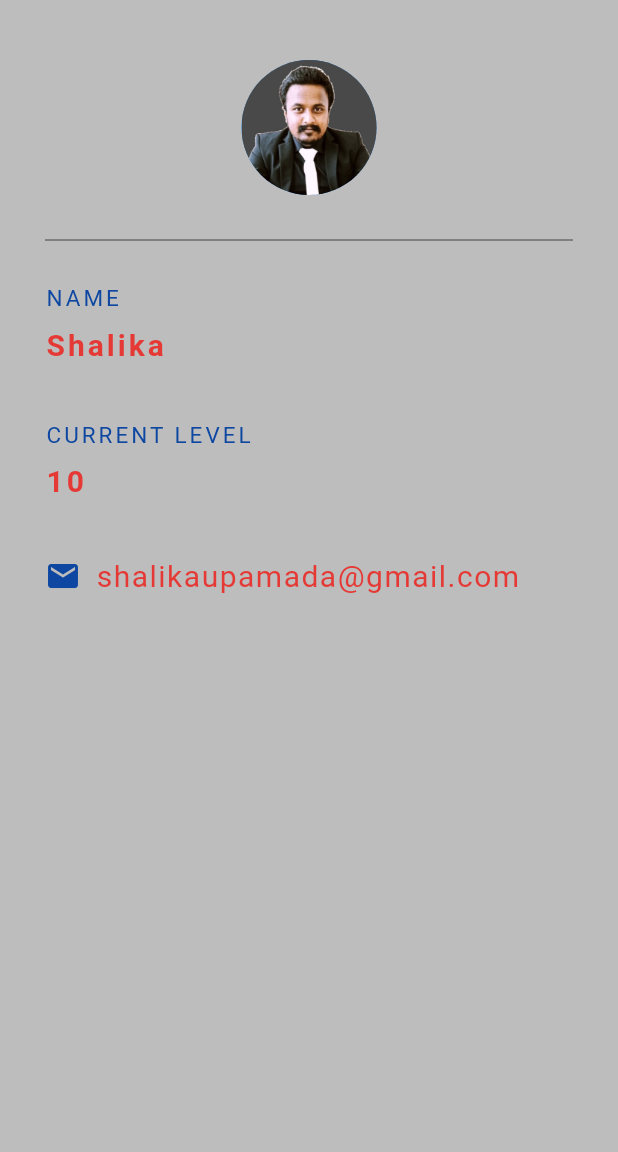
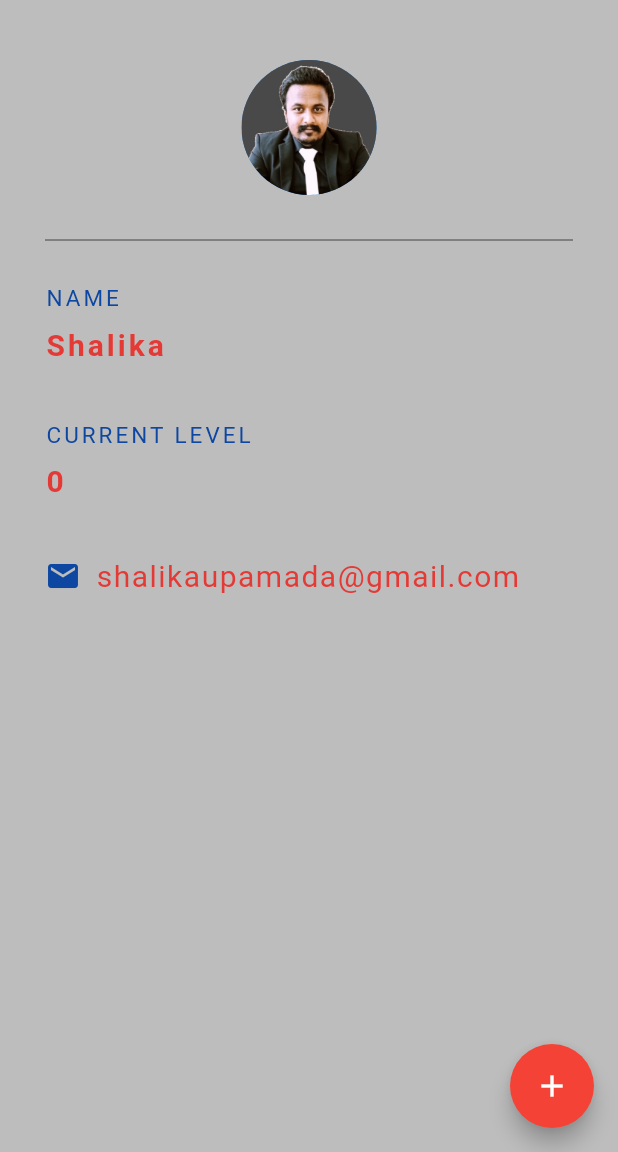
Before and after one commit to Shalika001/My_ID, a Flutter app: the screen it shows after launch, on a phone screen of 412 x 824 dp, the part 84-1236 px from its top. Run offline on Flutter 3.47's test engine with Material 2 defaults, Android fonts, the phone set to English and light mode, and no system bars.

Commit message:
create stateful widget = update counter level

```diff
--- a/lib/main.dart
+++ b/lib/main.dart
@@ -1,6 +1,6 @@
 import 'package:flutter/material.dart';
 
-void main() => runApp(MaterialApp(
+void main() => runApp(const MaterialApp(
   home: MyCard(),
 ));
 
@@ -12,22 +12,36 @@ class MyCard extends StatefulWidget {
 }
 
 class _MyCardState extends State<MyCard> {
+
+  int currentLevel = 0;
+
   @override
   Widget build(BuildContext context) {
     return Scaffold(
       backgroundColor: Colors.grey[400],
       appBar: AppBar(
-        title: Text('My Id Card'),
+        title: const Text('My Id Card'),
         centerTitle: true,
         backgroundColor: Colors.grey[700],
         elevation: 0.0,
       ),
+
+      floatingActionButton: FloatingActionButton(
+        onPressed: (){
+          setState(() {
+            currentLevel += 1;
+          });
+        },
+        child: Icon(Icons.add),
+        backgroundColor: Colors.red,
+      ),
+
       body: Padding(
-        padding: EdgeInsets.fromLTRB(30.0, 40.0, 30.0, 0.0),
+        padding: const EdgeInsets.fromLTRB(30.0, 40.0, 30.0, 0.0),
         child: Column(
           crossAxisAlignment: CrossAxisAlignment.start,
           children: <Widget>[
-            Center(
+            const Center(
               child: CircleAvatar(
                 backgroundImage: AssetImage('assets/shalika.jpg'),
                 radius: 45.0,
@@ -45,7 +59,7 @@ class _MyCardState extends State<MyCard> {
                 fontSize: 15.0,
               ),
             ),
-            SizedBox(height: 10.0),
+            const SizedBox(height: 10.0),
             Text(
               'Shalika',
               style: TextStyle(
@@ -55,7 +69,7 @@ class _MyCardState extends State<MyCard> {
                 fontWeight: FontWeight.bold,
               ),
             ),
-            SizedBox(height: 40.0),
+            const SizedBox(height: 40.0),
             Text(
               'CURRENT LEVEL',
               style: TextStyle(
@@ -64,9 +78,9 @@ class _MyCardState extends State<MyCard> {
                 fontSize: 15.0,
               ),
             ),
-            SizedBox(height: 10.0),
+            const SizedBox(height: 10.0),
             Text(
-              '10',
+              '$currentLevel',
               style: TextStyle(
                 color: Colors.red[600],
                 letterSpacing: 2.0,
@@ -74,14 +88,14 @@ class _MyCardState extends State<MyCard> {
                 fontWeight: FontWeight.bold,
               ),
             ),
-            SizedBox(height: 40.0),
+            const SizedBox(height: 40.0),
             Row(
               children: <Widget>[
                 Icon(
                   Icons.email,
                   color: Colors.blue[900],
                 ),
-                SizedBox(width: 10.0),
+                const SizedBox(width: 10.0),
                 Text(
                     'shalikaupamada@gmail.com',
                     style: TextStyle(
```
